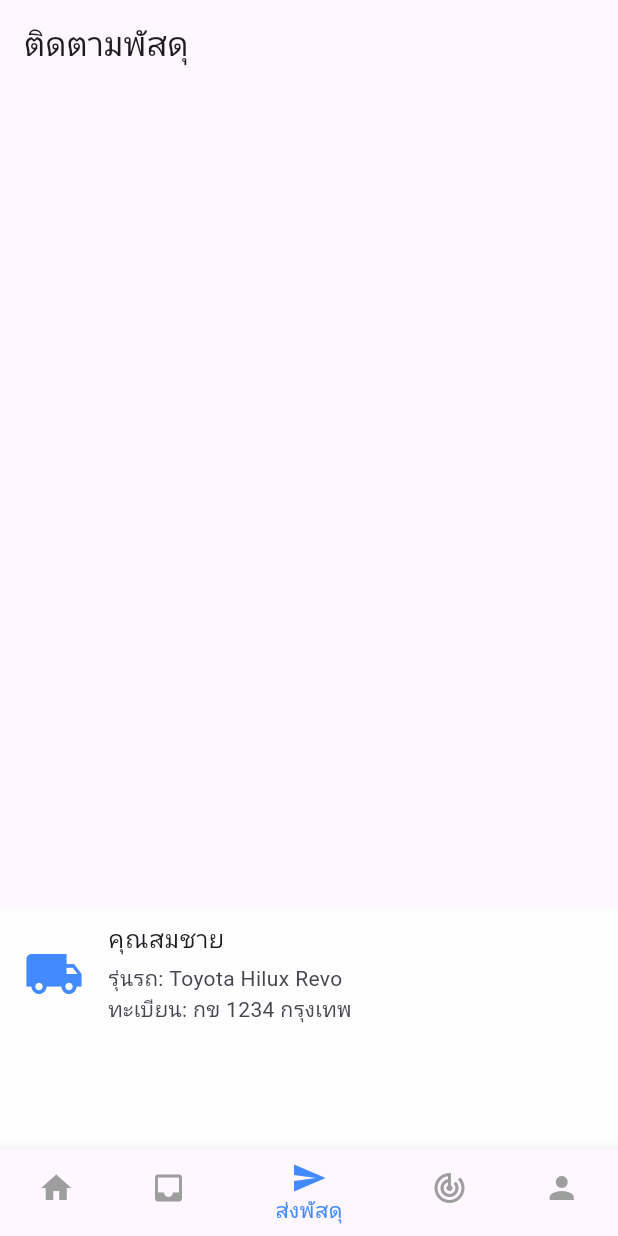
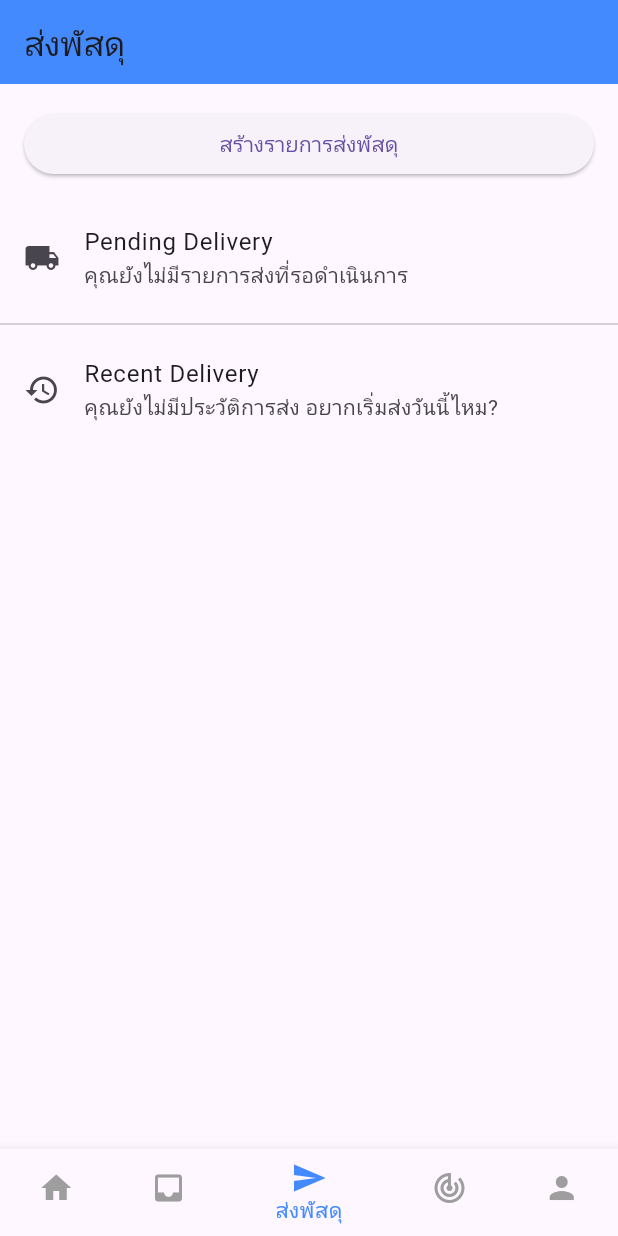
Before and after one commit to noom05/my_testflutter_app, a Flutter app: the screen it shows after launch, item 3 of the bottom bar chosen, on a phone screen of 412 x 824 dp. Run offline on Flutter 3.47's test engine with Material 3 defaults, Android fonts, the phone set to English and light mode, and no system bars.

Commit message:
create send and fix track

```diff
--- a/lib/main.dart
+++ b/lib/main.dart
@@ -1,7 +1,7 @@
 import 'package:flutter/material.dart';
 import 'package:my_testflutter_app/pages/dashboard.dart';
 import 'package:my_testflutter_app/pages/login.dart';
-import 'package:my_testflutter_app/pages/selectrider.dart';
+import 'package:my_testflutter_app/pages/trackparcel.dart';
 
 void main() {
   runApp(const MyApp());
--- /dev/null
+++ b/lib/pages/send.dart
@@ -0,0 +1,96 @@
+import 'package:flutter/material.dart';
+import 'package:my_testflutter_app/pages/dashboard.dart';
+import 'package:my_testflutter_app/pages/trackparcel.dart'; // ถ้ามีหน้า TrackParcelScreen
+// import 'package:my_testflutter_app/pages/profile.dart'; // ถ้ามีหน้า ProfileScreen
+
+class SendParcelScreen extends StatelessWidget {
+  const SendParcelScreen({super.key});
+
+  void _onItemTapped(BuildContext context, int index) {
+    if (index == 0) {
+    } else if (index == 1) {
+      Navigator.pushReplacement(
+        context,
+        MaterialPageRoute(builder: (context) => ParcelDashboardScreen()),
+      );
+    } else if (index == 2) {
+      // อยู่หน้า "ส่งพัสดุ" แล้ว ไม่ต้องทำอะไร
+    } else if (index == 3) {
+      Navigator.pushReplacement(
+        context,
+        MaterialPageRoute(builder: (context) => TrackParcelScreen()),
+      );
+    }
+    // else if (index == 4) {
+    //   Navigator.pushReplacement(
+    //     context,
+    //     MaterialPageRoute(builder: (context) => ProfileScreen()),
+    //   );
+    // }
+  }
+
+  @override
+  Widget build(BuildContext context) {
+    return Scaffold(
+      appBar: AppBar(
+        title: Text('ส่งพัสดุ'),
+        backgroundColor: Colors.blueAccent,
+      ),
+      body: Column(
+        children: [
+          // 🔵 ปุ่มสร้างรายการส่งพัสดุ
+          Padding(
+            padding: const EdgeInsets.all(16.0),
+            child: SizedBox(
+              width: double.infinity,
+              child: ElevatedButton.icon(
+                label: Text('สร้างรายการส่งพัสดุ'),
+                onPressed: () {
+                  ScaffoldMessenger.of(context).showSnackBar(
+                    SnackBar(content: Text('กำลังสร้างรายการใหม่...')),
+                  );
+                },
+              ),
+            ),
+          ),
+
+          // Pending Delivery
+          ListTile(
+            leading: Icon(Icons.local_shipping),
+            title: Text('Pending Delivery'),
+            subtitle: Text('คุณยังไม่มีรายการส่งที่รอดำเนินการ'),
+          ),
+          Divider(),
+
+          // Recent Delivery
+          ListTile(
+            leading: Icon(Icons.history),
+            title: Text('Recent Delivery'),
+            subtitle: Text('คุณยังไม่มีประวัติการส่ง อยากเริ่มส่งวันนี้ไหม?'),
+          ),
+        ],
+      ),
+
+      // 🧭 แถบเมนูด้านล่าง
+      bottomNavigationBar: BottomNavigationBar(
+        currentIndex: 2, // ✅ ส่งพัสดุ
+        selectedItemColor: Colors.blueAccent,
+        unselectedItemColor: Colors.grey,
+        onTap: (index) => _onItemTapped(context, index),
+        items: const [
+          BottomNavigationBarItem(icon: Icon(Icons.home), label: 'หน้าบ้าน'),
+          BottomNavigationBarItem(
+            icon: Icon(Icons.inbox),
+            label: 'พัสดุของฉัน',
+          ),
+          BottomNavigationBarItem(icon: Icon(Icons.send), label: 'ส่งพัสดุ'),
+          BottomNavigationBarItem(
+            icon: Icon(Icons.track_changes),
+            label: 'ติดตาม',
+          ),
+          BottomNavigationBarItem(icon: Icon(Icons.person), label: 'โปรไฟล์'),
+        ],
+      ),
+    );
+  }
+}
```
Also changed, not shown: lib/pages/dashboard.dart (+25 -11 lines), lib/pages/trackparcel.dart (renamed from lib/pages/selectrider.dart, +7 -5 lines).
